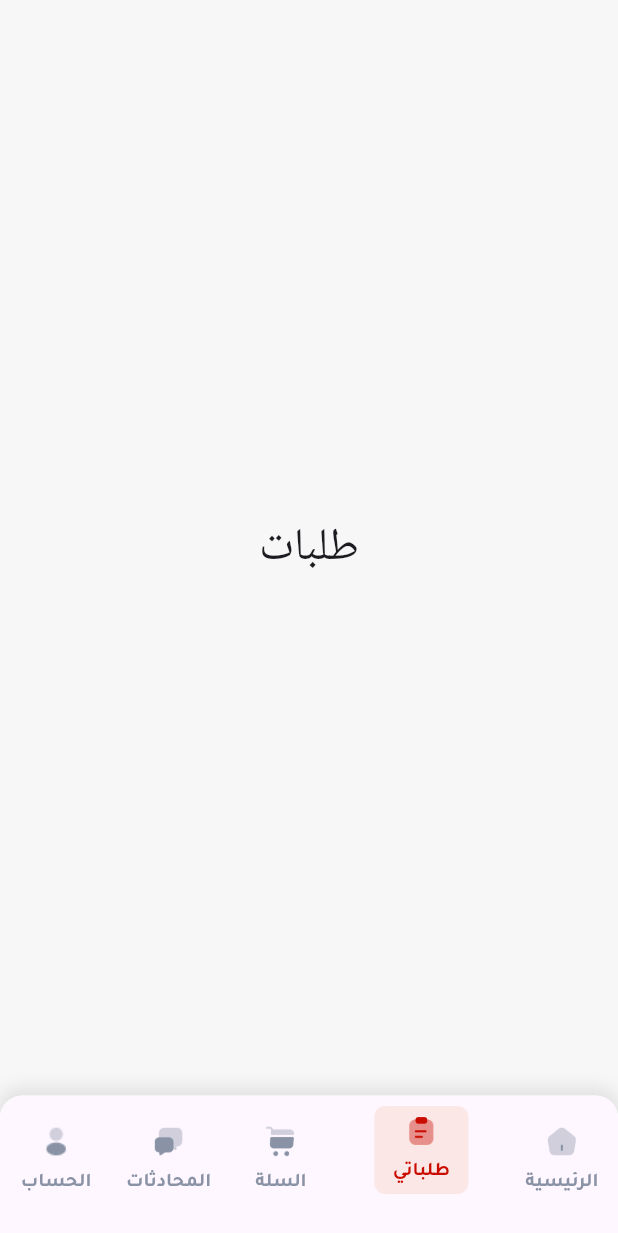
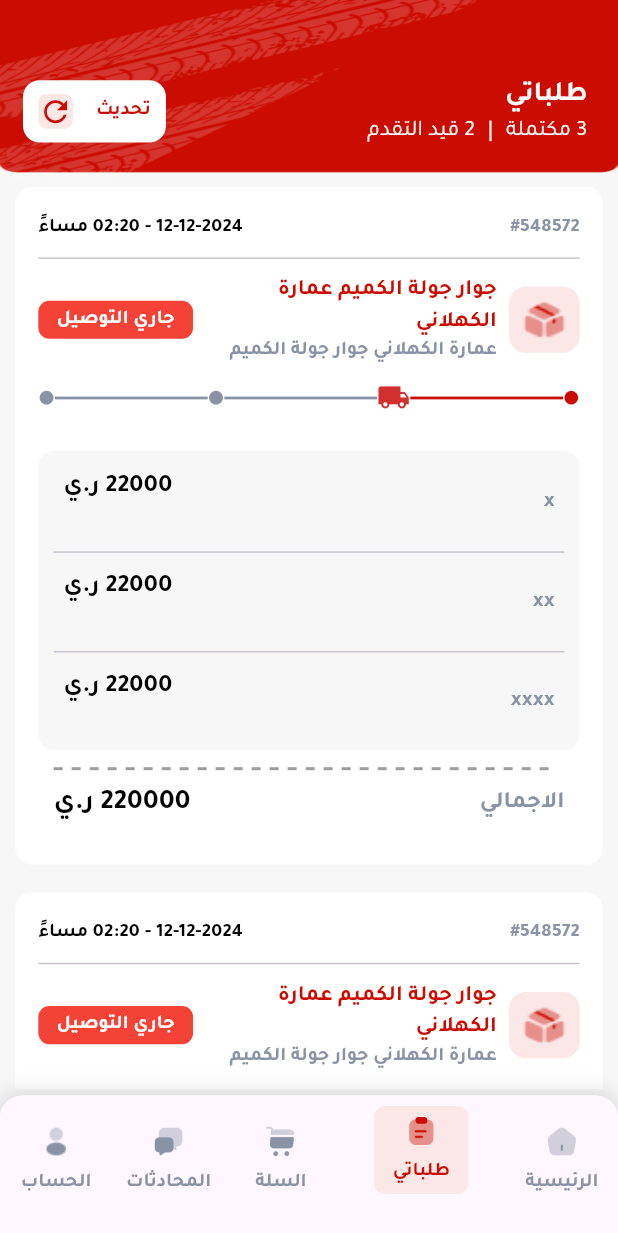
Before and after one commit to Mahmoudyuones/Motor, a Flutter app: the screen it shows after launch, item 2 of the bottom bar chosen, on a phone screen of 412 x 824 dp. Shown: the top 1233 px of the screen. Run offline on Flutter 3.47's test engine with Material 3 defaults, Android fonts, the light colour scheme and no system bars; drawn by our look-alikes of dotted_line; our stand-ins replace animate_do, animated_toggle_switch, dotted_border, flutter_screenutil, intl_phone_field, modal_bottom_sheet and 1 more.

Commit message:
finish talabat tap ui

```diff
--- /dev/null
+++ b/lib/core/widgets/order_detailed_widget.dart
@@ -0,0 +1,96 @@
+import 'package:dotted_line/dotted_line.dart';
+import 'package:flutter/material.dart';
+import 'package:flutter_screenutil/flutter_screenutil.dart';
+import 'package:motor/core/models/product_model.dart';
+import 'package:motor/core/resources/font_manager.dart';
+import 'package:motor/core/resources/styles_manager.dart';
+import 'package:motor/core/widgets/payment_scree_item.dart';
+
+import '../resources/color_manager.dart' show ColorManager;
+
+class OrderDetailedWidget extends StatelessWidget {
+  final List<ProductModel> products;
+  final double totalPrice;
+  const OrderDetailedWidget({
+    super.key,
+    required this.products,
+    required this.totalPrice,
+  });
+
+  @override
+  Widget build(BuildContext context) {
+    return Container(
+      decoration: BoxDecoration(
+        borderRadius: BorderRadius.circular(12.r),
+        color: ColorManager.white,
+      ),
+      child: Column(
+        children: [
+          Padding(
+            padding: EdgeInsets.only(
+              bottom: 12.h,
+              left: 10.w,
+              right: 10.w,
+              top: 10.h,
+            ),
+            child: Container(
+              decoration: BoxDecoration(
+                borderRadius: BorderRadius.circular(12.r),
+                color: ColorManager.backGroundWhite,
+              ),
+              child: SizedBox(
+                height: 200,
+                child: ListView.separated(
+                  padding: EdgeInsets.only(
+                    top: 10.h,
+                    bottom: 0.h,
+                    left: 10.w,
+                    right: 10.w,
+                  ),
+                  itemBuilder:
+                      (context, index) => PaymentScreeItem(
+                        price: products[index].newPrice,
+                        productName: products[index].productName,
+                      ),
+                  separatorBuilder: (context, index) => Divider(),
+                  itemCount: products.length,
+                ),
+              ),
+            ),
+          ),
+          Padding(
+            padding: EdgeInsets.symmetric(horizontal: 20.w),
+            child: DottedLine(
+              dashLength: 6.0,
+              dashGapLength: 6.0,
+              lineThickness: 2.0,
+              dashColor: Colors.grey,
+            ),
+          ),
+          Padding(
+            padding: EdgeInsets.symmetric(vertical: 10.h, horizontal: 20.w),
+            child: Row(
+              mainAxisAlignment: MainAxisAlignment.spaceBetween,
+              children: [
+                Text(
+                  'الاجمالي',
+                  style: StylesManager.getBoldStyle(
+                    color: ColorManager.grey,
+                    fontSize: FontSize.s17,
+                  ),
+                ),
+                Text(
+                  '${totalPrice.toStringAsFixed(0)} ر.ي',
+                  style: StylesManager.getBoldStyle(
+                    color: Colors.black,
+                    fontSize: FontSize.s20,
+                  ),
+                ),
+              ],
+            ),
+          ),
+        ],
+      ),
+    );
+  }
+}
--- /dev/null
+++ b/lib/core/widgets/talabat_widget.dart
@@ -0,0 +1,158 @@
+import 'package:flutter/material.dart';
+import 'package:flutter_screenutil/flutter_screenutil.dart';
+import 'package:motor/core/models/product_model.dart';
+import 'package:motor/core/resources/color_manager.dart';
+import 'package:motor/core/resources/font_manager.dart';
+import 'package:motor/core/resources/styles_manager.dart';
+import 'package:motor/core/widgets/order_detailed_widget.dart';
+
+class TalabatWidget extends StatelessWidget {
+  const TalabatWidget({
+    super.key,
+    required this.date,
+    required this.totalPrice,
+    required this.products,
+    required this.address1,
+    required this.address2,
+    required this.orderStatus,
+    required this.orderId,
+  });
+  final String orderId;
+  final String date;
+  final double totalPrice;
+  final List<ProductModel> products;
+  final String address1;
+  final String address2;
+  final String orderStatus;
+  @override
+  Widget build(BuildContext context) {
+    return Container(
+      padding: EdgeInsets.symmetric(horizontal: 5.w, vertical: 20.h),
+      decoration: BoxDecoration(
+        color: ColorManager.white,
+        borderRadius: BorderRadius.circular(12.r),
+      ),
+      child: Column(
+        children: [
+          Padding(
+            padding: EdgeInsets.symmetric(horizontal: 10.w),
+            child: Column(
+              children: [
+                Row(
+                  mainAxisAlignment: MainAxisAlignment.spaceBetween,
+                  children: [
+                    Text(
+                      orderId,
+                      style: StylesManager.getSemiBoldStyle(
+                        color: ColorManager.grey,
+                        fontSize: FontSize.s14,
+                      ),
+                    ),
+                    Text(
+                      date,
+                      style: StylesManager.getSemiBoldStyle(
+                        color: ColorManager.black,
+                        fontSize: FontSize.s14,
+                      ),
+                    ),
+                  ],
+                ),
+                Divider(height: 24.h),
+                Row(
+                  children: [
+                    Container(
+                      decoration: BoxDecoration(
+                        borderRadius: BorderRadius.circular(12.r),
+                        color: ColorManager.backGroundRed,
+                      ),
+                      padding: EdgeInsets.all(8.w),
+                      child: Image.asset(
+                        'assets/icons/box.png',
+                        height: 30.h,
+                        width: 30.w,
+                        fit: BoxFit.fill,
+                      ),
+                    ),
+                    SizedBox(width: 8.w),
+                    Expanded(
+                      child: Column(
+                        crossAxisAlignment: CrossAxisAlignment.start,
+                        children: [
+                          Text(
+                            address1,
+                            style: StylesManager.getSemiBoldStyle(
+                              color: ColorManager.primary,
+                              fontSize: FontSize.s16,
+                            ),
+                          ),
+                          Text(
+                            address2,
+                            style: StylesManager.getSemiBoldStyle(
+                              color: ColorManager.grey,
+                              fontSize: FontSize.s14,
+                            ),
+                          ),
+                        ],
+                      ),
+                    ),
+                    SizedBox(width: 8.w),
+                    Container(
+                      padding: EdgeInsets.symmetric(
+                        horizontal: 12.w,
+                        vertical: 4.h,
+                      ),
+                      decoration: BoxDecoration(
+                        color: Colors.red,
+                        borderRadius: BorderRadius.circular(8.r),
+                      ),
+                      child: Text(
+                        orderStatus,
+                        style: StylesManager.getSemiBoldStyle(
+                          color: ColorManager.white,
+                          fontSize: FontSize.s14,
+                        ),
+                      ),
+                    ),
+                  ],
+                ),
+                SizedBox(height: 12.h),
+                Row(
+                  mainAxisAlignment: MainAxisAlignment.end,
+                  children: [
+                    Icon(
+                      Icons.circle,
+                      size: 12.sp,
+                      color: ColorManager.primary,
+                    ),
+                    Expanded(
+                      child: Divider(
+                        color: ColorManager.primary,
+                        thickness: 2.h,
+                      ),
+                    ),
+                    Icon(
+                      Icons.local_shipping,
+                      size: 24.sp,
+                      color: Colors.red.shade700,
+                    ),
+                    Expanded(
+                      child: Divider(color: ColorManager.grey, thickness: 2.h),
+                    ),
+                    Icon(Icons.circle, size: 12.sp, color: ColorManager.grey),
+                    Expanded(
+                      child: Divider(color: ColorManager.grey, thickness: 2.h),
+                    ),
+                    Icon(Icons.circle, size: 12.sp, color: ColorManager.grey),
+                  ],
+                ),
+              ],
+            ),
+          ),
+          SizedBox(height: 16.h),
+
+          OrderDetailedWidget(products: products, totalPrice: totalPrice),
+        ],
+      ),
+    );
+  }
+}
--- a/lib/features/screens/home_screen.dart
+++ b/lib/features/screens/home_screen.dart
@@ -5,6 +5,7 @@ import 'package:motor/core/resources/styles_manager.dart';
 import 'package:motor/features/taps/home_tap.dart';
 import 'package:motor/features/taps/profile_tap.dart';
 import 'package:motor/features/taps/basket_tap.dart';
+import 'package:motor/features/taps/talapaty_tap.dart';
 
 class HomeScreen extends StatefulWidget {
   static const String routeName = '/home';
@@ -17,8 +18,8 @@ class _HomeScreenState extends State<HomeScreen> {
 
   static final List<Widget> _screens = <Widget>[
     HomeTap(),
-    Center(child: Text('طلبات', style: TextStyle(fontSize: 30))),
-    BasketTap(),
+    TalapatyTap(),
+     BasketTap(),
 
     Center(child: Text('المحادثات', style: TextStyle(fontSize: 30))),
     ProfileTap(),
--- a/lib/features/screens/payment_screen.dart
+++ b/lib/features/screens/payment_screen.dart
@@ -1,4 +1,3 @@
-import 'package:dotted_line/dotted_line.dart';
 import 'package:flutter/material.dart';
 import 'package:flutter_screenutil/flutter_screenutil.dart';
 import 'package:motor/core/models/product_model.dart';
@@ -6,8 +5,8 @@ import 'package:motor/core/resources/color_manager.dart';
 import 'package:motor/core/resources/font_manager.dart';
 import 'package:motor/core/resources/styles_manager.dart';
 import 'package:motor/core/widgets/default_elevated_button.dart';
+import 'package:motor/core/widgets/order_detailed_widget.dart';
 import 'package:motor/core/widgets/payment_method_selector.dart';
-import 'package:motor/core/widgets/payment_scree_item.dart';
 
 class PaymentScreen extends StatefulWidget {
   static const routeName = 'payment_screen';
@@ -115,90 +114,12 @@ class _PaymentScreenState extends State<PaymentScreen> {
           Column(
             children: [
               SizedBox(height: 125.w),
+              OrderDetailedWidget(products: products, totalPrice: totalPrice),
               Expanded(
                 child: Padding(
                   padding: EdgeInsets.symmetric(horizontal: 10.w),
                   child: Column(
                     children: [
-                      Container(
-                        decoration: BoxDecoration(
-                          borderRadius: BorderRadius.circular(12.r),
-                          color: ColorManager.white,
-                        ),
-                        child: Column(
-                          children: [
-                            Padding(
-                              padding: EdgeInsets.only(
-                                bottom: 12.h,
-                                left: 10.w,
-                                right: 10.w,
-                                top: 10.h,
-                              ),
-                              child: Container(
-                                decoration: BoxDecoration(
-                                  borderRadius: BorderRadius.circular(12.r),
-                                  color: ColorManager.backGroundWhite,
-                                ),
-                                child: SizedBox(
-                                  height: 200,
-                                  child: ListView.separated(
-                                    padding: EdgeInsets.only(
-                                      top: 10.h,
-                                      bottom: 0.h,
-                                      left: 10.w,
-                                      right: 10.w,
-                                    ),
-                                    itemBuilder:
-                                        (context, index) => PaymentScreeItem(
-                                          price: products[index].newPrice,
-                                          productName:
-                                              products[index].productName,
-                                        ),
-                                    separatorBuilder:
-                                        (context, index) => Divider(),
-                                    itemCount: products.length,
-                                  ),
-                                ),
-                              ),
-                            ),
-                            Padding(
-                              padding: EdgeInsets.symmetric(horizontal: 20.w),
-                              child: DottedLine(
-                                dashLength: 6.0,
-                                dashGapLength: 6.0,
-                                lineThickness: 2.0,
-                                dashColor: Colors.grey,
-                              ),
-                            ),
-                            Padding(
-                              padding: EdgeInsets.symmetric(
-                                vertical: 10.h,
-                                horizontal: 20.w,
-                              ),
-                              child: Row(
-                                mainAxisAlignment:
-                                    MainAxisAlignment.spaceBetween,
-                                children: [
-                                  Text(
-                                    'الاجمالي',
-                                    style: StylesManager.getBoldStyle(
-                                      color: ColorManager.grey,
-                                      fontSize: FontSize.s17,
-                                    ),
-                                  ),
-                                  Text(
-                                    '${totalPrice.toStringAsFixed(0)} ر.ي',
-                                    style: StylesManager.getBoldStyle(
-                                      color: Colors.black,
-                                      fontSize: FontSize.s20,
-                                    ),
-                                  ),
-                                ],
-                              ),
-                            ),
-                          ],
-                        ),
-                      ),
                       SizedBox(height: 20.h),
                       Container(
                         padding: EdgeInsets.symmetric(
--- /dev/null
+++ b/lib/features/taps/talapaty_tap.dart
@@ -0,0 +1,181 @@
+import 'package:flutter/material.dart';
+import 'package:flutter_screenutil/flutter_screenutil.dart';
+import 'package:motor/core/models/product_model.dart';
+import 'package:motor/core/resources/color_manager.dart';
+import 'package:motor/core/resources/font_manager.dart';
+import 'package:motor/core/resources/styles_manager.dart';
+import 'package:motor/core/widgets/talabat_widget.dart';
+
+class TalapatyTap extends StatelessWidget {
+  TalapatyTap({super.key});
+  final int orderCompleted = 3;
+  final int orderInProgress = 2;
+  final double totalPrice = 500000;
+  final String date = '12-12-2024 - 02:20';
+  final List<ProductModel> products = [
+    ProductModel(
+      productName: 'x',
+      description: 'Ferrari 6.0-liter F14 Ferrari 6.0-liter F14',
+      tag: 'tag',
+      category: 'category',
+      views: 300,
+      sellerName: 'sellerName',
+      isFavorite: false,
+      imagesPaths: ['assets/images/engine_image.png'],
+      oldPrice: 25000,
+      newPrice: 22000,
+    ),
+    ProductModel(
+      productName: 'xx',
+      description: 'Ferrari 6.0-liter F14 Ferrari 6.0-liter F14',
+      tag: 'tag',
+      category: 'category',
+      views: 300,
+      sellerName: 'sellerName',
+      isFavorite: false,
+      imagesPaths: ['assets/images/engine_image.png'],
+      oldPrice: 25000,
+      newPrice: 22000,
+    ),
+    ProductModel(
+      productName: 'xxxx',
+      description: 'Ferrari 6.0-liter F14 Ferrari 6.0-liter F14',
+      tag: 'tag',
+      category: 'category',
+      views: 300,
+      sellerName: 'sellerName',
+      isFavorite: false,
+      imagesPaths: ['assets/images/engine_image.png'],
+      oldPrice: 25000,
+      newPrice: 22000,
+    ),
+  ];
+  @override
+  Widget build(BuildContext context) {
+    return Stack(
+      children: [
+        Container(
+          height: 140.h,
+          decoration: BoxDecoration(
+            image: DecorationImage(
+              image: AssetImage('assets/images/home_app_bar_image.png'),
+              fit: BoxFit.fill,
+            ),
+          ),
+        ),
+        PositionedDirectional(
+          top: 55.h,
+          start: 20.w,
+          end: 15.w,
+          child: Row(
+            mainAxisAlignment: MainAxisAlignment.spaceBetween,
+
+            children: [
+              Column(
+                crossAxisAlignment: CrossAxisAlignment.start,
+                children: [
+                  Text(
+                    'طلباتي',
+                    style: StylesManager.getBoldStyle(
+                      color: ColorManager.white,
+                      fontSize: FontSize.s20,
+                    ),
+                  ),
+                  Row(
+                    children: [
+                      Text(
+                        '$orderCompleted مكتملة',
+                        style: StylesManager.getRegularStyle(
+                          color: ColorManager.white,
+                          fontSize: FontSize.s16,
+                        ),
+                      ),
+                      SizedBox(
+                        height: 15.h,
+                        child: VerticalDivider(
+                          width: 20.w,
+                          thickness: 1.5,
+                          color: ColorManager.backGroundWhite,
+                        ),
+                      ),
+                      Text(
+                        '$orderInProgress قيد التقدم',
+                        style: StylesManager.getRegularStyle(
+                          color: ColorManager.white,
+                          fontSize: FontSize.s16,
+                        ),
+                      ),
+                    ],
+                  ),
+                ],
+              ),
+              InkWell(
+                onTap: () {
+                  print('refresh tapped');
+                },
+                child: Container(
+                  decoration: BoxDecoration(
+                    color: ColorManager.white,
+                    borderRadius: BorderRadius.circular(12.r),
+                  ),
+                  padding: EdgeInsets.symmetric(
+                    horizontal: 10.w,
+                    vertical: 10.h,
+                  ),
+                  child: Row(
+                    children: [
+                      Text(
+                        'تحديث',
+                        style: StylesManager.getSemiBoldStyle(
+                          color: ColorManager.primary,
+                          fontSize: FontSize.s14,
+                        ),
+                      ),
+                      SizedBox(width: 15.w),
+                      Container(
+                        decoration: BoxDecoration(
+                          color: ColorManager.backGroundRed,
+                          borderRadius: BorderRadius.circular(6.r),
+                        ),
+                        child: Icon(
+                          Icons.refresh,
+                          color: ColorManager.primary,
+                          size: 25.sp,
+                        ),
+                      ),
+                    ],
+                  ),
+                ),
+              ),
+            ],
+          ),
+        ),
+        Padding(
+          padding: EdgeInsets.symmetric(horizontal: 10.w, vertical: 5.h),
+          child: Column(
+            children: [
+              SizedBox(height: 130.h),
+              Expanded(
+                child: ListView.separated(
+                  padding: EdgeInsets.zero,
+                  separatorBuilder: (context, index) => SizedBox(height: 20.h),
+                  itemBuilder:
+                      (context, index) => TalabatWidget(
+                        date: '$date مساءً',
+                        totalPrice: 220000,
+                        products: products,
+                        address1: 'جوار جولة الكميم عمارة الكهلاني',
+                        address2: 'عمارة الكهلاني جوار جولة الكميم',
+                        orderStatus: 'جاري التوصيل',
+                        orderId: '#548572',
+                      ),
+                  itemCount: 10,
+                ),
+              ),
+            ],
+          ),
+        ),
+      ],
+    );
+  }
+}
```
Also changed, not shown: assets/icons/box.png (added).
